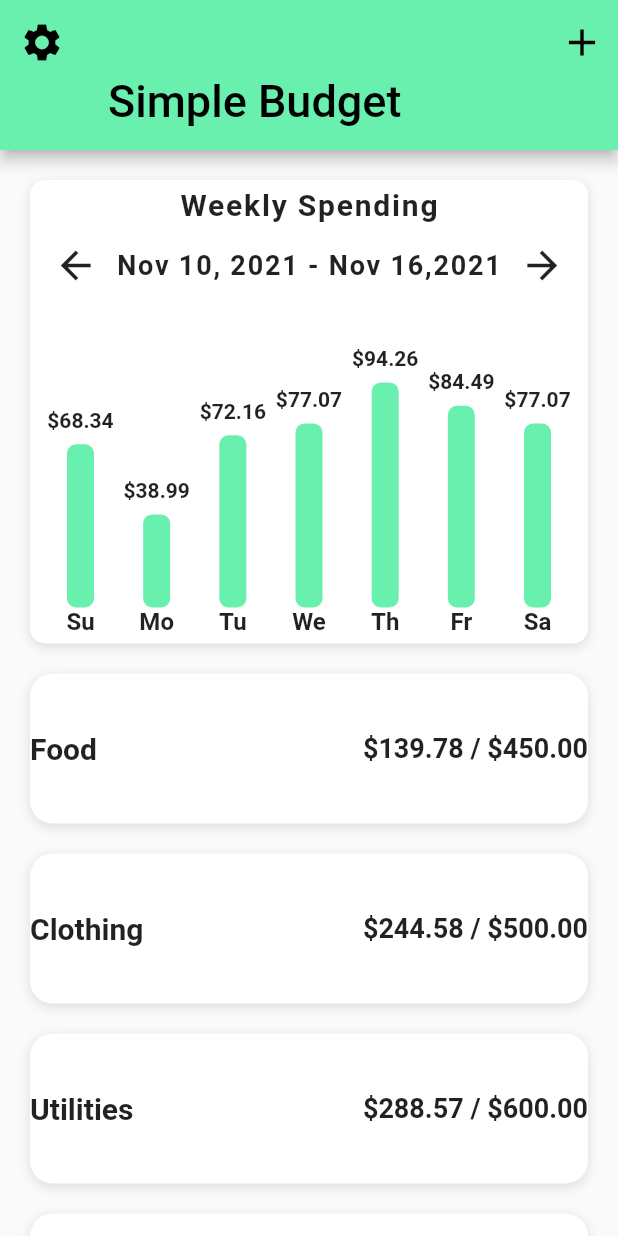
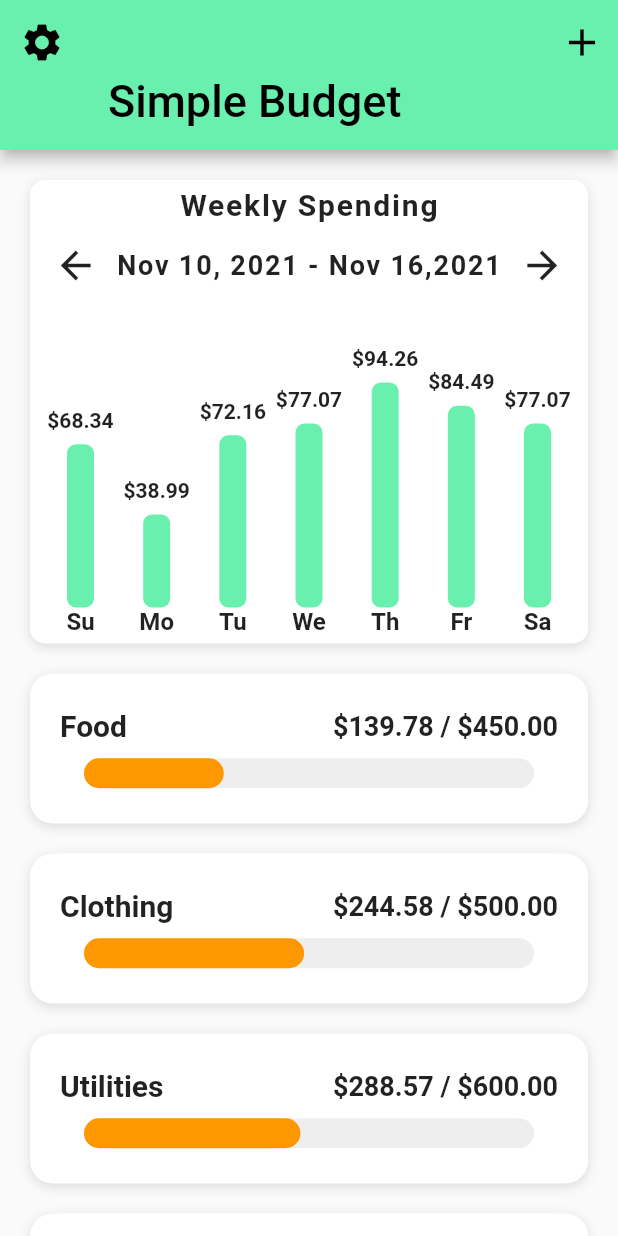
Before and after one commit to hossam-alissa/flutter_budget_ui-main, a Flutter app: the screen it shows after launch, on a phone screen of 412 x 824 dp. Run offline on Flutter 3.47's test engine with Material 2 defaults, Android fonts, the phone set to English and light mode, and no system bars.

Commit message:
ADD layoutBuilder in HS

```diff
--- /dev/null
+++ b/lib/helpers/color_helper.dart
@@ -0,0 +1,10 @@
+import 'package:flutter/material.dart';
+
+Color getColor(BuildContext context,double percent){
+  if(percent >= 0.50){
+    return Theme.of(context).primaryColor;
+  }else if(percent >= 0.25){
+    return Colors.orange;
+  }
+  return Colors.red;
+}
--- a/lib/screens/home_screen.dart
+++ b/lib/screens/home_screen.dart
@@ -1,5 +1,6 @@
 import 'package:flutter/material.dart';
 import 'package:flutter_budget_ui/data/data.dart';
+import 'package:flutter_budget_ui/helpers/color_helper.dart';
 import 'package:flutter_budget_ui/models/category_model.dart';
 import 'package:flutter_budget_ui/models/expense_model.dart';
 import 'package:flutter_budget_ui/widgets/bar_chart.dart';
@@ -13,6 +14,7 @@ class _HomeScreenState extends State<HomeScreen> {
   _buildCategory(Category category, double totalAmountSpent) {
     return Container(
       margin: EdgeInsets.symmetric(horizontal: 20.0, vertical: 10.0),
+      padding: EdgeInsets.all(20.0),
       height: 100.0,
       width: double.infinity,
       decoration: BoxDecoration(
@@ -38,10 +40,47 @@ class _HomeScreenState extends State<HomeScreen> {
               ),
               Text(
                 '\$${(category.maxAmount - totalAmountSpent).toStringAsFixed(2)} / \$${(category.maxAmount).toStringAsFixed(2)}',
-                style: TextStyle(fontSize: 18.0,fontWeight: FontWeight.w600),
+                style: TextStyle(fontSize: 18.0, fontWeight: FontWeight.w600),
               ),
             ],
-          )
+          ),
+          SizedBox(height: 10.0),
+          LayoutBuilder(
+            builder: (BuildContext context,BoxConstraints constraints) {
+              // print(constraints.maxHeight);
+              // print(constraints.minHeight);
+
+              final double maxBarWidth = constraints.maxHeight;
+              final double percent = (category.maxAmount - totalAmountSpent) / category.maxAmount;
+              double barWidth = percent * 300;
+              print(percent);
+              print(barWidth);
+              print(maxBarWidth);
+              if(barWidth < 0){
+                barWidth = 0;
+              }
+              return Stack(
+                children: [
+                  Container(
+                    height: 20.0,
+                    width: 300,
+                    decoration: BoxDecoration(
+                      color: Colors.grey[200],
+                      borderRadius: BorderRadius.circular(15.0),
+                    ),
+                  ),
+                  Container(
+                    height: 20.0,
+                    width: barWidth.toDouble(),
+                    decoration: BoxDecoration(
+                      color: getColor(context , percent),
+                      borderRadius: BorderRadius.circular(15.0),
+                    ),
+                  ),
+                ],
+              );
+            },
+          ),
         ],
       ),
     );
```
